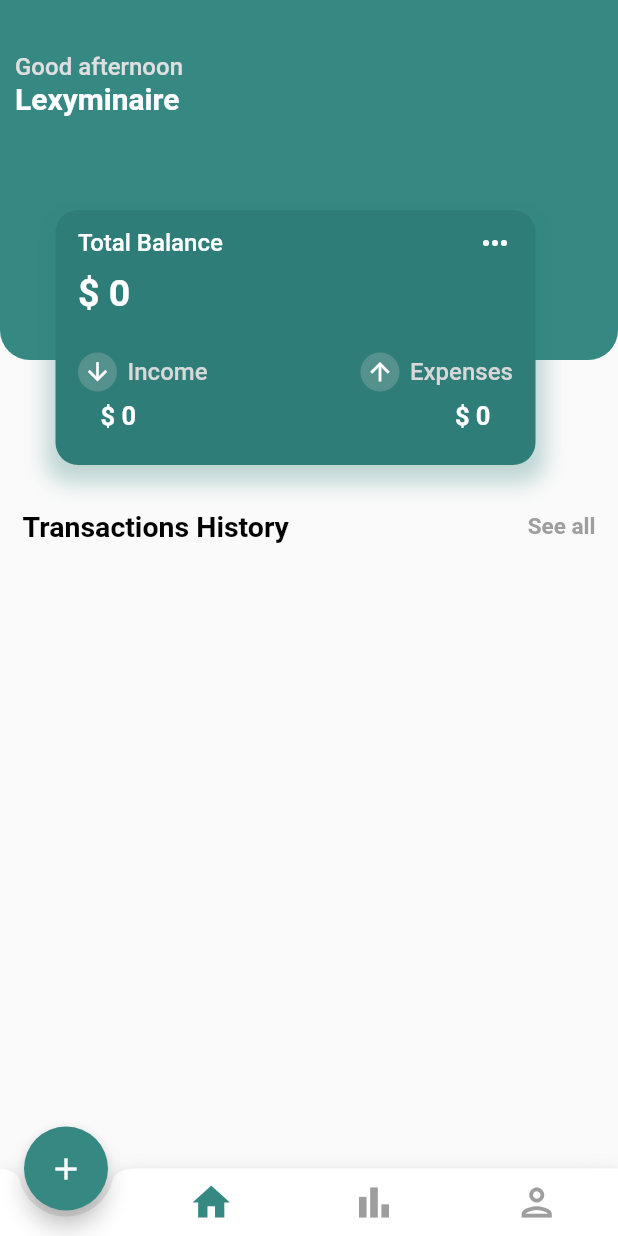
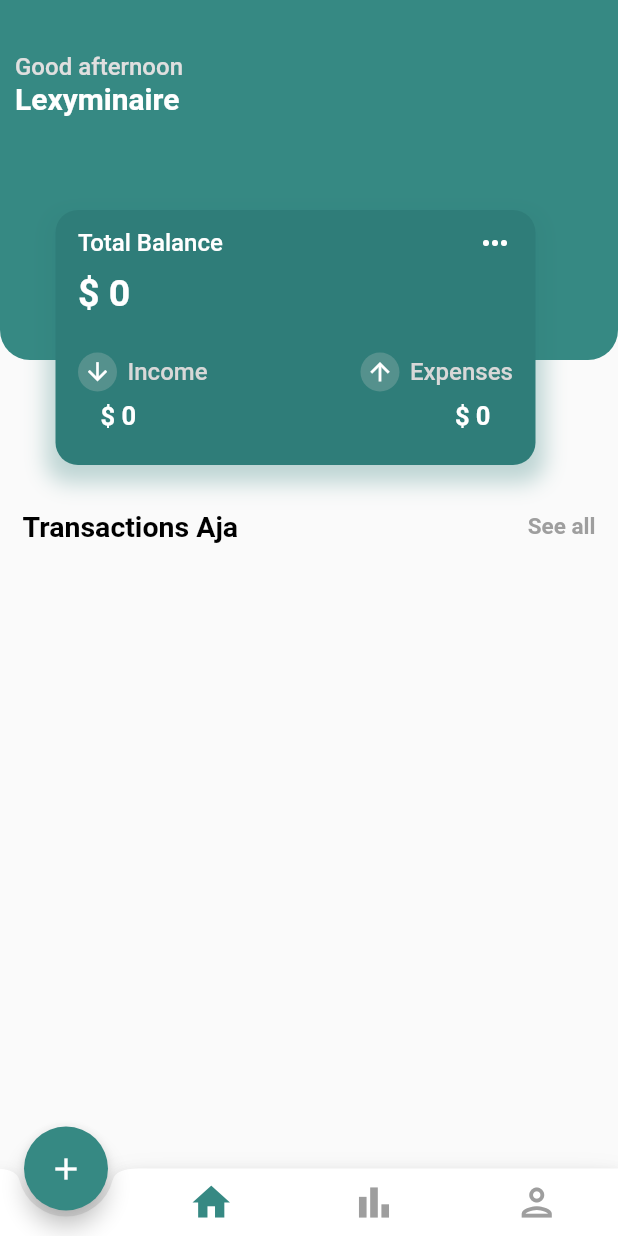
Before and after one commit to Miruzen/BibitDax, a Flutter app: the screen it shows after launch, on a phone screen of 412 x 824 dp. Run offline on Flutter 3.47's test engine with Material 2 defaults, Android fonts, the phone set to English and light mode, and no system bars; our stand-ins replace hive, hive_flutter, syncfusion_flutter_charts; accounts and stored records are empty.

Commit message:
Coba github

```diff
--- a/lib/Screens/home.dart
+++ b/lib/Screens/home.dart
@@ -42,7 +42,7 @@ class _HomeState extends State<Home> {
                           mainAxisAlignment: MainAxisAlignment.spaceBetween,
                           children: [
                             Text(
-                              'Transactions History',
+                              'Transactions Aja ',
                               style: TextStyle(
                                 fontWeight: FontWeight.w600,
                                 fontSize: 19,
```
